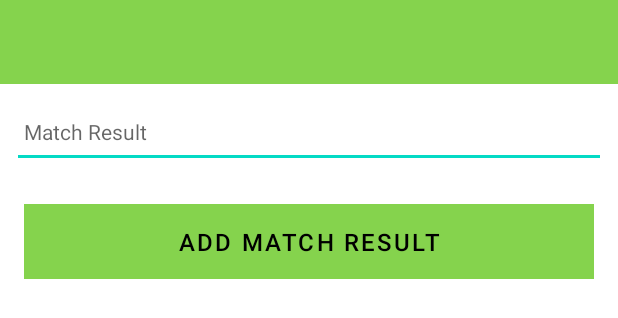
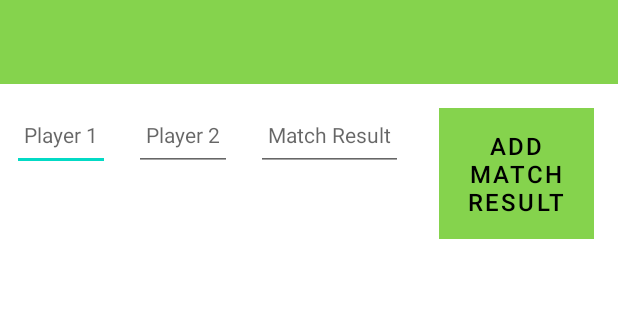
Before and after one commit to tonynaughton/cork-tennis-club, an Android app: the layout activity_add_result.xml on its own in the app's theme, with its tools: preview values and no code run, on a phone screen of 412 x 824 dp. Shown: the top 318 px of the screen. Run offline under Robolectric (Android 15) with nearby library versions, the phone set to English and light mode, and no system bars.

Commit message:
Basic match model and recycler view implemented

```diff
--- a/app/src/main/AndroidManifest.xml
+++ b/app/src/main/AndroidManifest.xml
@@ -3,6 +3,7 @@
     package="ie.wit.tennisapp">
 
     <application
+        android:name=".main.MainApp"
         android:allowBackup="true"
         android:icon="@mipmap/ic_launcher"
         android:label="@string/app_name"
@@ -10,7 +11,7 @@
         android:supportsRtl="true"
         android:theme="@style/Theme.TennisApp">
         <activity
-            android:name=".activities.ResultsActivity"
+            android:name=".activities.ResultsListActivity"
             android:exported="true">
             <intent-filter>
                 <action android:name="android.intent.action.MAIN" />
@@ -18,6 +19,8 @@
                 <category android:name="android.intent.category.LAUNCHER" />
             </intent-filter>
         </activity>
+        <activity android:name=".activities.AddResultActivity">
+        </activity>
     </application>
 
 </manifest>
--- a/app/src/main/java/ie/wit/tennisapp/models/MatchModel.kt
+++ b/app/src/main/java/ie/wit/tennisapp/models/MatchModel.kt
@@ -1,3 +1,7 @@
 package ie.wit.tennisapp.models
 
-data class MatchModel(var result: String = "")
+data class MatchModel(
+    var playerOne: String = "",
+    var playerTwo: String = "",
+    var result: String = ""
+)
--- a/app/src/main/res/layout/activity_results.xml
+++ b/app/src/main/res/layout/activity_add_result.xml
@@ -5,7 +5,7 @@
     xmlns:tools="http://schemas.android.com/tools"
     android:layout_width="match_parent"
     android:layout_height="match_parent"
-    tools:context=".activities.ResultsActivity">
+    tools:context=".activities.AddResultActivity">
 
     <RelativeLayout
         android:layout_width="match_parent"
@@ -38,11 +38,37 @@
             <LinearLayout
                 android:layout_width="match_parent"
                 android:layout_height="wrap_content"
-                android:orientation="vertical">
+                android:orientation="horizontal">
+
+                <EditText
+                    android:id="@+id/matchPlayerOne"
+                    android:layout_width="wrap_content"
+                    android:layout_height="48dp"
+                    android:layout_margin="8dp"
+                    android:hint="@string/hint_matchPlayerOne"
+                    android:inputType="text"
+                    android:maxLength="25"
+                    android:maxLines="1"
+                    android:padding="8dp"
+                    android:textColor="@color/colorPrimaryDark"
+                    android:textSize="14sp" />
+
+                <EditText
+                    android:id="@+id/matchPlayerTwo"
+                    android:layout_width="wrap_content"
+                    android:layout_height="48dp"
+                    android:layout_margin="8dp"
+                    android:hint="@string/hint_matchPlayerTwo"
+                    android:inputType="text"
+                    android:maxLength="25"
+                    android:maxLines="1"
+                    android:padding="8dp"
+                    android:textColor="@color/colorPrimaryDark"
+                    android:textSize="14sp" />
 
                 <EditText
                     android:id="@+id/matchResult"
-                    android:layout_width="match_parent"
+                    android:layout_width="wrap_content"
                     android:layout_height="48dp"
                     android:layout_margin="8dp"
                     android:hint="@string/hint_matchResult"
--- a/app/src/main/res/values/strings.xml
+++ b/app/src/main/res/values/strings.xml
@@ -2,4 +2,6 @@
     <string name="app_name">Tennis App</string>
     <string name="button_addMatchResult">Add Match Result</string>
     <string name="hint_matchResult">Match Result</string>
+    <string name="hint_matchPlayerOne">Player 1</string>
+    <string name="hint_matchPlayerTwo">Player 2</string>
 </resources>
```
Also changed, not shown: app/src/main/java/ie/wit/tennisapp/activities/AddResultActivity.kt (added, +40 -0 lines), app/src/main/java/ie/wit/tennisapp/activities/ResultsActivity.kt (deleted, +0 -38 lines), app/src/main/java/ie/wit/tennisapp/activities/ResultsListActivity.kt (added, +58 -0 lines), app/src/main/java/ie/wit/tennisapp/main/MainApp.kt (added, +20 -0 lines), app/src/main/res/layout/activity_results_list.xml (added, +32 -0 lines), app/src/main/res/layout/card_result.xml (added, +43 -0 lines).
